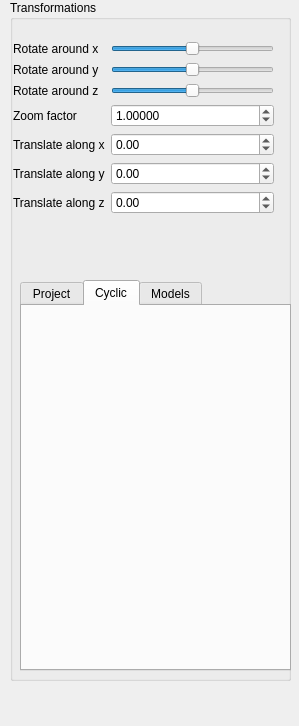
The window that QtFramework/GUI/SideWidget.ui (agotamajor/Qtproject) describes before a commit, drawn with Qt 5.
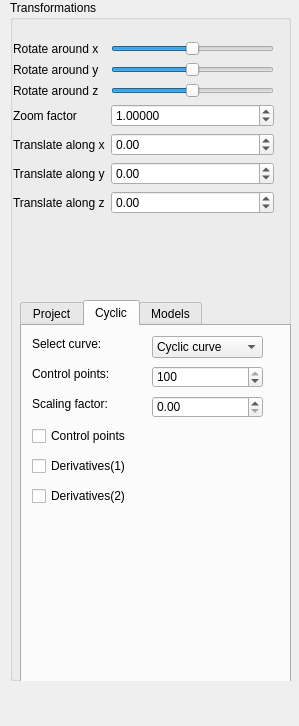
The same window after the commit. The open tabs and pages were chosen to show the change.

What changed in the file:
```diff
--- a/QtFramework/GUI/SideWidget.ui
+++ b/QtFramework/GUI/SideWidget.ui
@@ -223,7 +223,7 @@
     <property name="geometry">
      <rect>
       <x>10</x>
-      <y>280</y>
+      <y>300</y>
       <width>271</width>
       <height>391</height>
      </rect>
@@ -275,6 +275,130 @@
      <attribute name="title">
       <string>Cyclic</string>
      </attribute>
+     <widget class="QLabel" name="label_10">
+      <property name="geometry">
+       <rect>
+        <x>10</x>
+        <y>10</y>
+        <width>81</width>
+        <height>16</height>
+       </rect>
+      </property>
+      <property name="text">
+       <string>Select curve:</string>
+      </property>
+     </widget>
+     <widget class="QLabel" name="label_11">
+      <property name="geometry">
+       <rect>
+        <x>10</x>
+        <y>40</y>
+        <width>91</width>
+        <height>16</height>
+       </rect>
+      </property>
+      <property name="text">
+       <string>Control points:</string>
+      </property>
+     </widget>
+     <widget class="QLabel" name="label_12">
+      <property name="geometry">
+       <rect>
+        <x>10</x>
+        <y>70</y>
+        <width>81</width>
+        <height>16</height>
+       </rect>
+      </property>
+      <property name="text">
+       <string>Scaling factor:</string>
+      </property>
+     </widget>
+     <widget class="QCheckBox" name="cb_control_points">
+      <property name="geometry">
+       <rect>
+        <x>10</x>
+        <y>100</y>
+        <width>111</width>
+        <height>20</height>
+       </rect>
+      </property>
+      <property name="text">
+       <string>Control points</string>
+      </property>
+     </widget>
+     <widget class="QCheckBox" name="cb_detivative1">
+      <property name="geometry">
+       <rect>
+        <x>10</x>
+        <y>130</y>
+        <width>111</width>
+        <height>20</height>
+       </rect>
+      </property>
+      <property name="text">
+       <string>Derivatives(1)</string>
+      </property>
+     </widget>
+     <widget class="QCheckBox" name="cb_derivative2">
+      <property name="geometry">
+       <rect>
+        <x>10</x>
+        <y>160</y>
+        <width>111</width>
+        <height>20</height>
+       </rect>
+      </property>
+      <property name="text">
+       <string>Derivatives(2)</string>
+      </property>
+     </widget>
+     <widget class="QComboBox" name="cb_cyclic">
+      <property name="geometry">
+       <rect>
+        <x>130</x>
+        <y>10</y>
+        <width>111</width>
+        <height>22</height>
+       </rect>
+      </property>
+      <item>
+       <property name="text">
+        <string>Cyclic curve</string>
+       </property>
+      </item>
+      <item>
+       <property name="text">
+        <string>Interpolated</string>
+       </property>
+      </item>
+     </widget>
+     <widget class="QSpinBox" name="sb_control_point">
+      <property name="geometry">
+       <rect>
+        <x>130</x>
+        <y>40</y>
+        <width>111</width>
+        <height>22</height>
+       </rect>
+      </property>
+      <property name="maximum">
+       <number>100</number>
+      </property>
+      <property name="value">
+       <number>100</number>
+      </property>
+     </widget>
+     <widget class="QDoubleSpinBox" name="dsb_scaling">
+      <property name="geometry">
+       <rect>
+        <x>130</x>
+        <y>70</y>
+        <width>111</width>
+        <height>22</height>
+       </rect>
+      </property>
+     </widget>
     </widget>
     <widget class="QWidget" name="tab_models">
      <attribute name="title">
```
